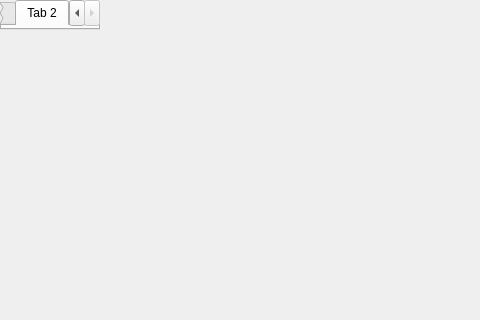
The window that rbcp.ui (lizitian/pandaxiii) describes before a commit, drawn with Qt 5; both pictures show x 0 to 480 and y 0 to 320 of the 800 by 600 pixel window.
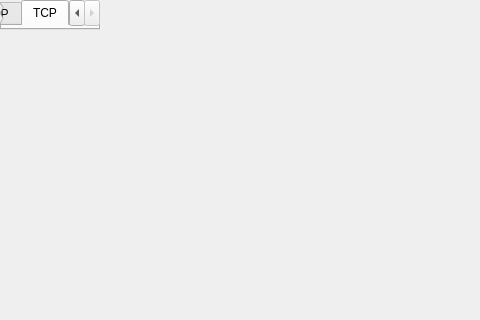
The same window after the commit. The open tabs and pages were chosen to show the change.

Patch:
```diff
--- a/rbcp.ui
+++ b/rbcp.ui
@@ -16,7 +16,7 @@
   <widget class="QTabWidget" name="MainWidget">
    <widget class="QWidget" name="Tab1">
     <attribute name="title">
-     <string>Tab 1</string>
+     <string>RBCP</string>
     </attribute>
     <widget class="QLabel" name="ipaddrlabel">
      <property name="geometry">
@@ -493,7 +493,7 @@
    </widget>
    <widget class="QWidget" name="Tab2">
     <attribute name="title">
-     <string>Tab 2</string>
+     <string>TCP</string>
     </attribute>
     <widget class="QLabel" name="ipaddr1label">
      <property name="geometry">
```
Left out of the diff: 81 changed lines with no effect on the pictures.
